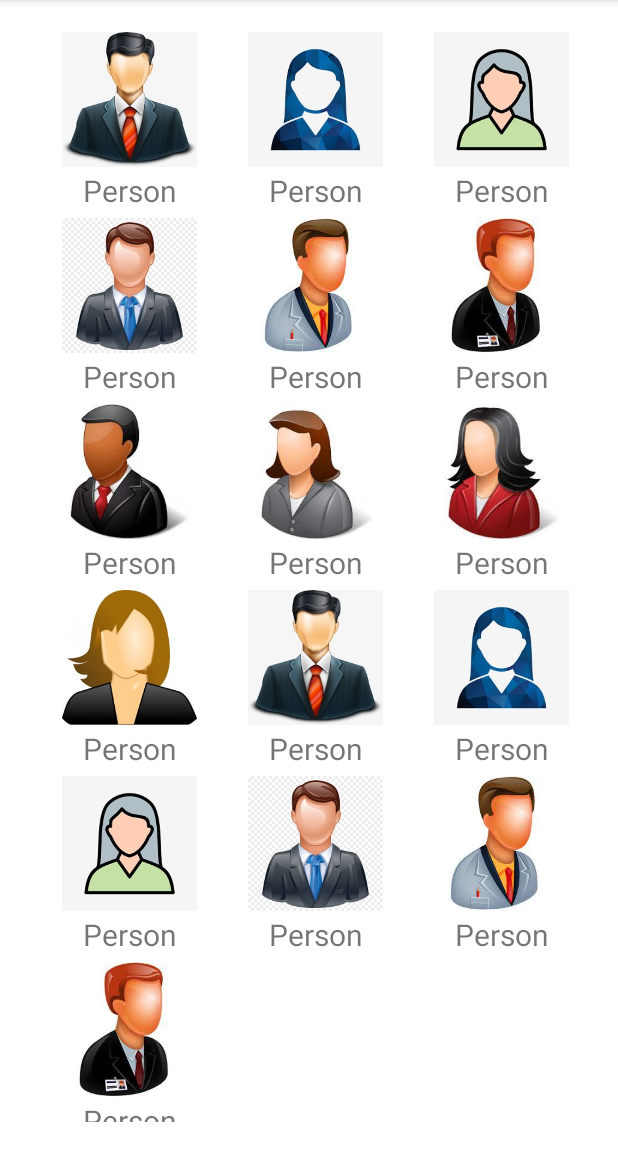
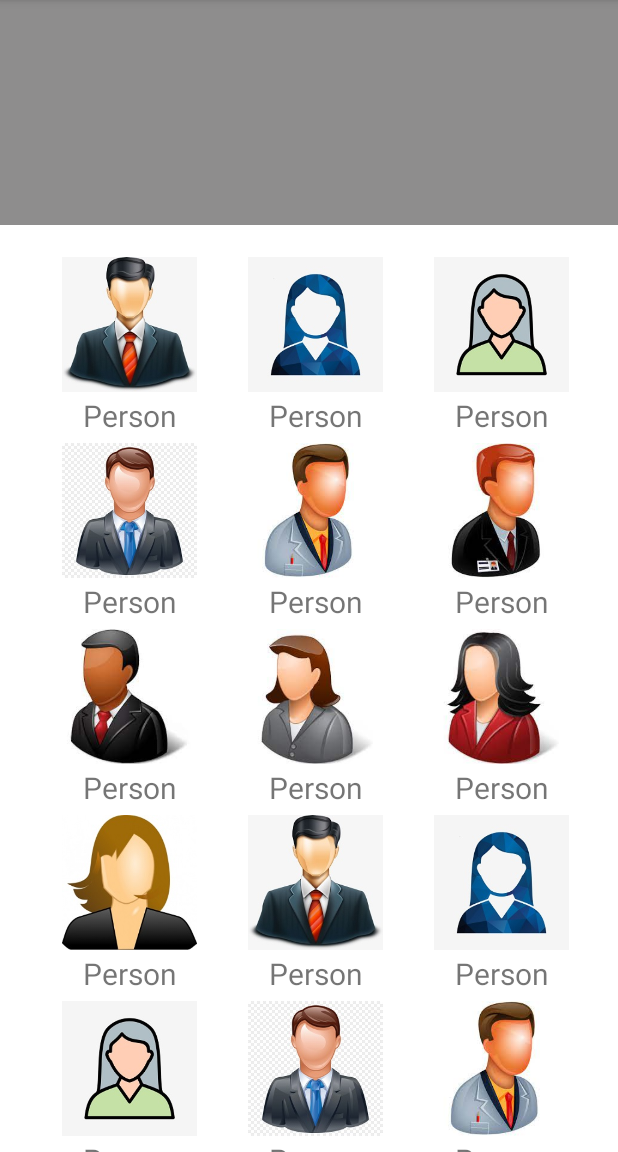
Before and after one commit to IT-Teacher/RecyclerViewSimpleKT, an Android app: the screen it shows after launch (MainActivity), on a phone screen of 412 x 824 dp, the part 84-1236 px from its top. Run offline under Robolectric (Android 15) with nearby library versions, the phone set to English and light mode, and no system bars.

Commit message:
nestedScrollView

```diff
--- a/app/src/main/java/com/example/recyclerviewsimplekt/MainActivity.kt
+++ b/app/src/main/java/com/example/recyclerviewsimplekt/MainActivity.kt
@@ -3,11 +3,13 @@ package com.example.recyclerviewsimplekt
 import android.content.Context
 import android.os.Bundle
 import androidx.appcompat.app.AppCompatActivity
+import androidx.core.widget.NestedScrollView
 import androidx.recyclerview.widget.GridLayoutManager
 import androidx.recyclerview.widget.RecyclerView
 import com.example.recyclerviewsimplekt.adapter.RecyclerAdapter
 
 class MainActivity : AppCompatActivity() {
+    private lateinit var nestedScrollView : NestedScrollView
     private lateinit var recyclerView: RecyclerView
     private lateinit var context: Context
     override fun onCreate(savedInstanceState: Bundle?) {
@@ -18,6 +20,7 @@ class MainActivity : AppCompatActivity() {
     fun initViews() {
         context = this
         recyclerView = findViewById(R.id.recyc)
+        nestedScrollView = findViewById(R.id.nest)
         recyclerView.layoutManager = GridLayoutManager(context, 3)
         val foods = intArrayOf(
             R.drawable.img1, R.drawable.img2, R.drawable.img3, R.drawable.img4,
@@ -30,5 +33,7 @@ class MainActivity : AppCompatActivity() {
     fun refreshAdapter(foods: IntArray?) {
         val adapter = RecyclerAdapter(foods)
         recyclerView.adapter = adapter
+        recyclerView.isNestedScrollingEnabled = false
+
     }
 }
--- a/app/src/main/res/layout/activity_main.xml
+++ b/app/src/main/res/layout/activity_main.xml
@@ -6,6 +6,21 @@
     android:layout_height="match_parent"
     tools:context=".MainActivity">
 
+    <androidx.core.widget.NestedScrollView
+        android:id="@+id/nest"
+        android:layout_width="match_parent"
+        android:layout_height="match_parent">
+
+        <LinearLayout
+            android:descendantFocusability="blocksDescendants"
+            android:layout_width="match_parent"
+            android:layout_height="match_parent"
+            android:orientation="vertical">
+
+            <TextView
+                android:layout_width="match_parent"
+                android:layout_height="150dp"
+                android:background="#8E8D8D"/>
 
             <androidx.recyclerview.widget.RecyclerView
                 android:id="@+id/recyc"
@@ -16,4 +31,11 @@
                 app:layout_constraintStart_toStartOf="parent"
                 app:layout_constraintTop_toTopOf="parent" />
 
+            <TextView
+                android:layout_width="match_parent"
+                android:layout_height="150dp"
+                android:background="#8E8D8D"/>
+        </LinearLayout>
+    </androidx.core.widget.NestedScrollView>
+
 </androidx.constraintlayout.widget.ConstraintLayout>
```
Lines whose indentation alone changed are shown as unchanged.
